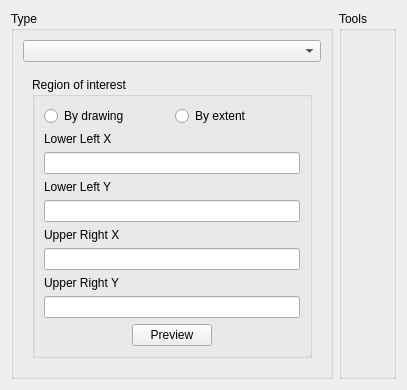
Before: the Qt Designer form src/terralib/qt/widgets/rp/ui/ClippingWizardPageForm.ui in claudiobogossian/terralib5, drawn with Qt 5.
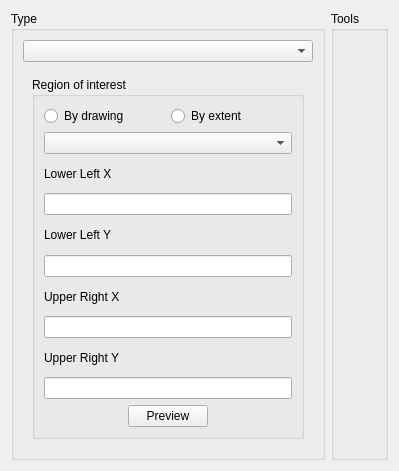
After: the same form once the commit is applied.

Commit message: Adding clipping by extent layer

The edit to the form file:
```diff
--- a/src/terralib/qt/widgets/rp/ui/ClippingWizardPageForm.ui
+++ b/src/terralib/qt/widgets/rp/ui/ClippingWizardPageForm.ui
@@ -6,8 +6,8 @@
    <rect>
     <x>0</x>
     <y>0</y>
-    <width>407</width>
-    <height>372</height>
+    <width>399</width>
+    <height>471</height>
    </rect>
   </property>
   <property name="windowTitle">
@@ -70,6 +70,79 @@
                 <layout class="QGridLayout" name="gridLayout_17">
                  <item row="0" column="0">
                   <layout class="QGridLayout" name="gridLayout_14">
+                   <item row="6" column="0">
+                    <layout class="QGridLayout" name="gridLayout_9">
+                     <item row="0" column="0">
+                      <spacer name="horizontalSpacer_2">
+                       <property name="orientation">
+                        <enum>Qt::Horizontal</enum>
+                       </property>
+                       <property name="sizeHint" stdset="0">
+                        <size>
+                         <width>40</width>
+                         <height>20</height>
+                        </size>
+                       </property>
+                      </spacer>
+                     </item>
+                     <item row="0" column="1">
+                      <widget class="QPushButton" name="m_previewButton">
+                       <property name="text">
+                        <string>Preview</string>
+                       </property>
+                      </widget>
+                     </item>
+                     <item row="0" column="2">
+                      <spacer name="horizontalSpacer_3">
+                       <property name="orientation">
+                        <enum>Qt::Horizontal</enum>
+                       </property>
+                       <property name="sizeHint" stdset="0">
+                        <size>
+                         <width>40</width>
+                         <height>20</height>
+                        </size>
+                       </property>
+                      </spacer>
+                     </item>
+                    </layout>
+                   </item>
+                   <item row="4" column="0">
+                    <layout class="QGridLayout" name="gridLayout_7">
+                     <item row="0" column="0">
+                      <widget class="QLabel" name="label_3">
+                       <property name="text">
+                        <string>Upper Right X</string>
+                       </property>
+                      </widget>
+                     </item>
+                     <item row="1" column="0">
+                      <widget class="QLineEdit" name="m_urxLineEdit">
+                       <property name="alignment">
+                        <set>Qt::AlignRight|Qt::AlignTrailing|Qt::AlignVCenter</set>
+                       </property>
+                      </widget>
+                     </item>
+                    </layout>
+                   </item>
+                   <item row="5" column="0">
+                    <layout class="QGridLayout" name="gridLayout_8">
+                     <item row="0" column="0">
+                      <widget class="QLabel" name="label_4">
+                       <property name="text">
+                        <string>Upper Right Y</string>
+                       </property>
+                      </widget>
+                     </item>
+                     <item row="1" column="0">
+                      <widget class="QLineEdit" name="m_uryLineEdit">
+                       <property name="alignment">
+                        <set>Qt::AlignRight|Qt::AlignTrailing|Qt::AlignVCenter</set>
+                       </property>
+                      </widget>
+                     </item>
+                    </layout>
+                   </item>
                    <item row="0" column="0">
                     <layout class="QGridLayout" name="gridLayout_11">
                      <item row="0" column="0">
@@ -94,25 +167,7 @@
                      </item>
                     </layout>
                    </item>
-                   <item row="1" column="0">
-                    <layout class="QGridLayout" name="gridLayout_5">
-                     <item row="0" column="0">
-                      <widget class="QLabel" name="label">
-                       <property name="text">
-                        <string>Lower Left X</string>
-                       </property>
-                      </widget>
-                     </item>
-                     <item row="1" column="0">
-                      <widget class="QLineEdit" name="m_llxLineEdit">
-                       <property name="alignment">
-                        <set>Qt::AlignRight|Qt::AlignTrailing|Qt::AlignVCenter</set>
-                       </property>
-                      </widget>
-                     </item>
-                    </layout>
-                   </item>
-                   <item row="2" column="0">
+                   <item row="3" column="0">
                     <layout class="QGridLayout" name="gridLayout_6">
                      <item row="0" column="0">
                       <widget class="QLabel" name="label_2">
@@ -130,17 +185,17 @@
                      </item>
                     </layout>
                    </item>
-                   <item row="3" column="0">
-                    <layout class="QGridLayout" name="gridLayout_7">
+                   <item row="2" column="0">
+                    <layout class="QGridLayout" name="gridLayout_5">
                      <item row="0" column="0">
-                      <widget class="QLabel" name="label_3">
+                      <widget class="QLabel" name="label">
                        <property name="text">
-                        <string>Upper Right X</string>
+                        <string>Lower Left X</string>
                        </property>
                       </widget>
                      </item>
                      <item row="1" column="0">
-                      <widget class="QLineEdit" name="m_urxLineEdit">
+                      <widget class="QLineEdit" name="m_llxLineEdit">
                        <property name="alignment">
                         <set>Qt::AlignRight|Qt::AlignTrailing|Qt::AlignVCenter</set>
                        </property>
@@ -148,60 +203,8 @@
                      </item>
                     </layout>
                    </item>
-                   <item row="4" column="0">
-                    <layout class="QGridLayout" name="gridLayout_8">
-                     <item row="0" column="0">
-                      <widget class="QLabel" name="label_4">
-                       <property name="text">
-                        <string>Upper Right Y</string>
-                       </property>
-                      </widget>
-                     </item>
-                     <item row="1" column="0">
-                      <widget class="QLineEdit" name="m_uryLineEdit">
-                       <property name="alignment">
-                        <set>Qt::AlignRight|Qt::AlignTrailing|Qt::AlignVCenter</set>
-                       </property>
-                      </widget>
-                     </item>
-                    </layout>
-                   </item>
-                   <item row="5" column="0">
-                    <layout class="QGridLayout" name="gridLayout_9">
-                     <item row="0" column="0">
-                      <spacer name="horizontalSpacer_2">
-                       <property name="orientation">
-                        <enum>Qt::Horizontal</enum>
-                       </property>
-                       <property name="sizeHint" stdset="0">
-                        <size>
-                         <width>40</width>
-                         <height>20</height>
-                        </size>
-                       </property>
-                      </spacer>
-                     </item>
-                     <item row="0" column="1">
-                      <widget class="QPushButton" name="m_previewButton">
-                       <property name="text">
-                        <string>Preview</string>
-                       </property>
-                      </widget>
-                     </item>
-                     <item row="0" column="2">
-                      <spacer name="horizontalSpacer_3">
-                       <property name="orientation">
-                        <enum>Qt::Horizontal</enum>
-                       </property>
-                       <property name="sizeHint" stdset="0">
-                        <size>
-                         <width>40</width>
-                         <height>20</height>
-                        </size>
-                       </property>
-                      </spacer>
-                     </item>
-                    </layout>
+                   <item row="1" column="0">
+                    <widget class="QComboBox" name="m_selectLayerComboBox"/>
                    </item>
                   </layout>
                  </item>
```
Left out of the diff: 103 changed lines with no effect on the pictures. The commit also changes 3 other files.
